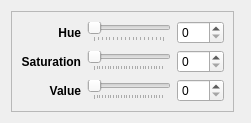
Before: the Qt Designer form Qt/lib2/widgets/show_hsv_color/src/ui/show_hsv_color.ui in RinatB2017/mega_GIT, drawn with Qt 5.
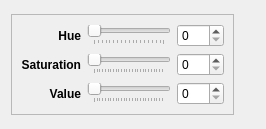
After: the same form once the commit is applied. Custom widgets are drawn as their Qt base class.

Diff of the .ui file:
```diff
--- a/Qt/lib2/widgets/show_hsv_color/src/ui/show_hsv_color.ui
+++ b/Qt/lib2/widgets/show_hsv_color/src/ui/show_hsv_color.ui
@@ -2,6 +2,14 @@
 <ui version="4.0">
  <class>Show_HSV_color</class>
  <widget class="QWidget" name="Show_HSV_color">
+  <property name="geometry">
+   <rect>
+    <x>0</x>
+    <y>0</y>
+    <width>266</width>
+    <height>129</height>
+   </rect>
+  </property>
   <layout class="QHBoxLayout" name="horizontalLayout">
    <item>
     <widget class="QFrame" name="frame">
```
Left out of the diff: 12 changed lines with no effect on the pictures.
